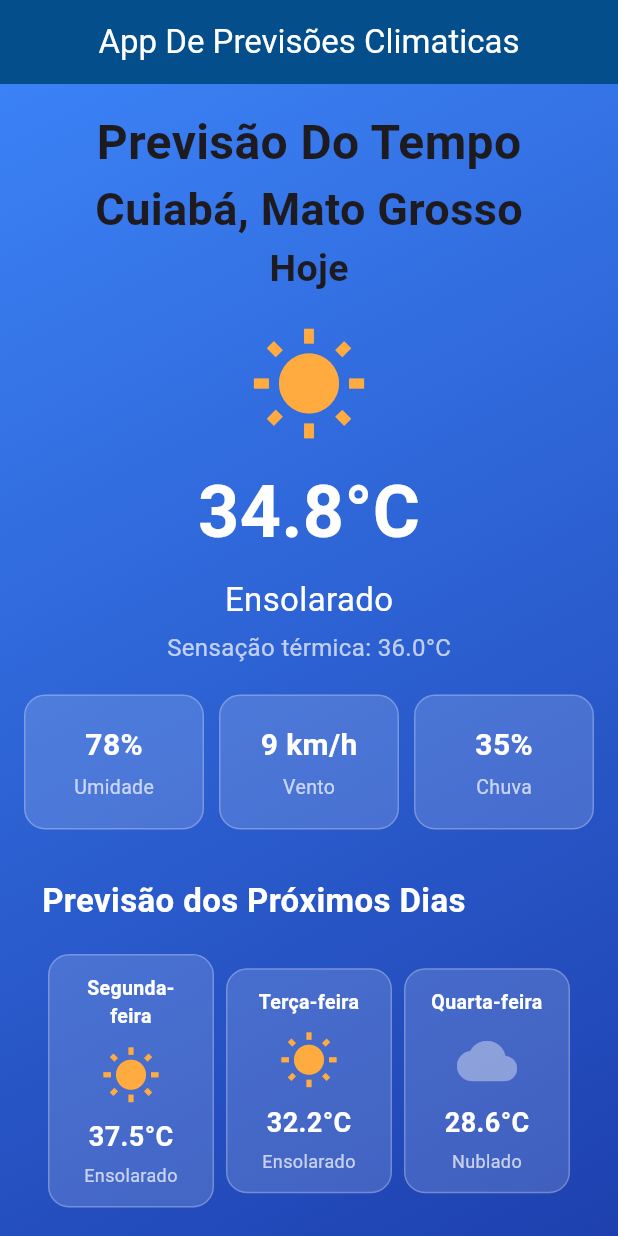
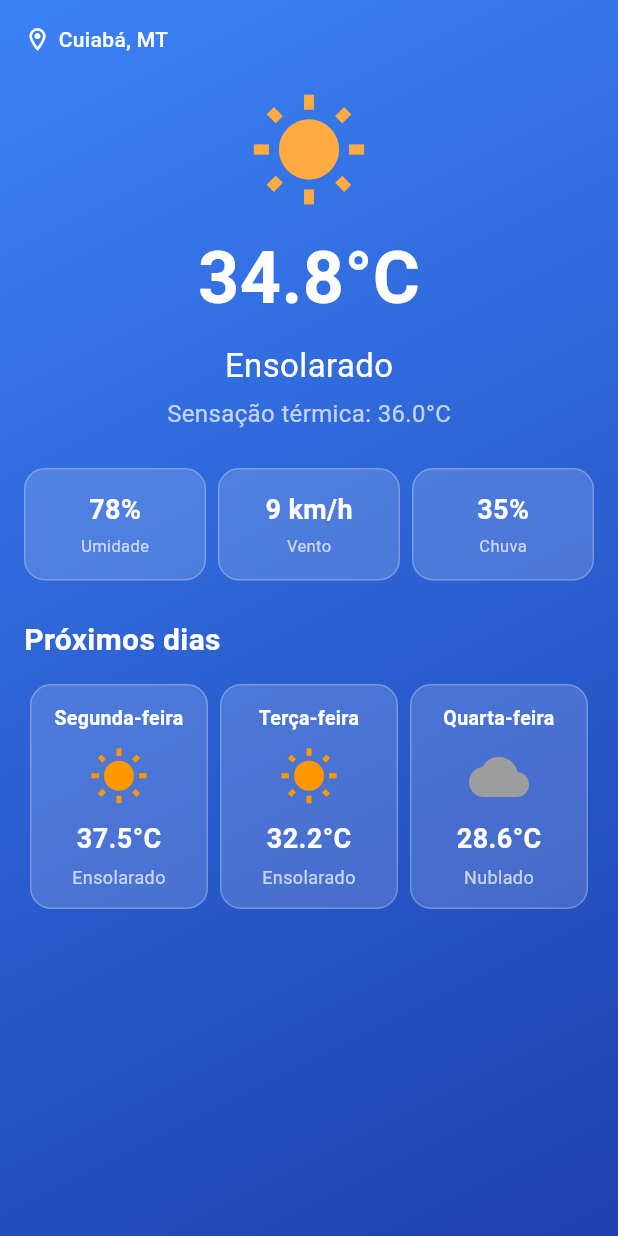
Before and after one commit to thalesmurilo60-creator/clima_app, a Flutter app: the screen it shows after launch, on a phone screen of 412 x 824 dp. Run offline on Flutter 3.47's test engine with Material 3 defaults, Android fonts, the phone set to English and light mode, and no system bars.

Commit message:
feat: melhora interface do aplicativo

```diff
--- a/lib/screens/home_screen.dart
+++ b/lib/screens/home_screen.dart
@@ -15,21 +15,21 @@ class HomeScreen extends StatelessWidget {
       temperatura: 37.5,
       condicao: "Ensolarado",
       icone: Icons.wb_sunny,
-      corIcone: Colors.orangeAccent,
+      corIcone: Colors.orange,
     ),
     Weather(
       dia: "Terça-feira",
       temperatura: 32.2,
       condicao: "Ensolarado",
       icone: Icons.wb_sunny,
-      corIcone: Colors.orangeAccent,
+      corIcone: Colors.orange,
     ),
     Weather(
       dia: "Quarta-feira",
       temperatura: 28.6,
       condicao: "Nublado",
       icone: Icons.cloud,
-      corIcone: Colors.white38,
+      corIcone: Colors.grey,
     ),
   ];
 
@@ -38,15 +38,15 @@ class HomeScreen extends StatelessWidget {
     temperatura: 34.8,
     condicao: "Ensolarado",
     icone: Icons.wb_sunny,
-    corIcone: Colors.orangeAccent,
+    corIcone: Colors.orange,
   );
 
   @override
   Widget build(BuildContext context) {
     return Scaffold(
-      appBar: AppBar(title: Text("App De Previsões Climaticas")),
-
       body: Container(
+        width: double.infinity,
+        height: double.infinity,
         decoration: const BoxDecoration(
           gradient: LinearGradient(
             begin: Alignment.topLeft,
@@ -54,71 +54,65 @@ class HomeScreen extends StatelessWidget {
             colors: [Color(0xFF3B82F6), Color(0xFF1E40AF)],
           ),
         ),
-
+        child: SafeArea(
           child: SingleChildScrollView(
             child: Padding(
               padding: const EdgeInsets.all(16),
-
               child: Column(
                 children: [
+                  // Cabeçalho
                   WeatherHeader(
                     titulo: "Previsão Do Tempo",
-                  cidade: "Cuiabá, Mato Grosso",
+                    cidade: "Cuiabá, MT",
                     hoje: "Hoje",
                   ),
 
-                const SizedBox(height: 20),
+                  const SizedBox(height: 25),
 
+                  // Clima atual
                   CurrentWeather(
                     temperatura: hoje.temperatura,
                     condicao: hoje.condicao,
-                  sensacaoTermica: 36,
+                    sensacaoTermica: 36.0,
                   ),
 
-                const SizedBox(height: 20),
+                  const SizedBox(height: 25),
 
-                // MÉTRICAS
+                  // Métricas
                   Row(
                     children: [
                       Expanded(
                         child: WeatherMetric(titulo: "Umidade", valor: "78%"),
                       ),
-
-                    const SizedBox(width: 10),
-
+                      const SizedBox(width: 8),
                       Expanded(
                         child: WeatherMetric(titulo: "Vento", valor: "9 km/h"),
                       ),
-
-                    const SizedBox(width: 10),
-
+                      const SizedBox(width: 8),
                       Expanded(
                         child: WeatherMetric(titulo: "Chuva", valor: "35%"),
                       ),
                     ],
                   ),
 
-                const SizedBox(height: 20),
+                  const SizedBox(height: 25),
 
-                // PREVISÃO DOS PRÓXIMOS DIAS
-                Padding(
-                  padding: const EdgeInsets.all(12),
-
-                  child: Column(
-                    crossAxisAlignment: CrossAxisAlignment.start,
-
-                    children: [
-                      const Text(
-                        "Previsão dos Próximos Dias",
+                  // Título da previsão
+                  const Align(
+                    alignment: Alignment.centerLeft,
+                    child: Text(
+                      "Próximos dias",
                       style: TextStyle(
-                          fontSize: 22,
+                        fontSize: 20,
                         fontWeight: FontWeight.bold,
                         color: Colors.white,
                       ),
                     ),
+                  ),
 
-                      const SizedBox(height: 20),
+                  const SizedBox(height: 15),
 
+                  // Previsão dos próximos dias
                   Row(
                     children: [
                       ...previsoes.map(
@@ -137,8 +131,6 @@ class HomeScreen extends StatelessWidget {
                 ],
               ),
             ),
-              ],
-            ),
           ),
         ),
       ),
--- a/lib/widgets/weather_header.dart
+++ b/lib/widgets/weather_header.dart
@@ -16,25 +16,32 @@ class WeatherHeader extends StatelessWidget {
   Widget build(BuildContext context) {
     return Column(
       children: [
-        Text(
-          titulo,
-          style: TextStyle(
-            fontSize: 32,
-            fontWeight: FontWeight.bold,
-          ), // fecha TextStyle
-        ), // fecha Text
+        Row(
+          mainAxisAlignment: MainAxisAlignment.spaceBetween,
+          children: [
+            // Lado esquerdo
+            Row(
+              children: [
+                const Icon(
+                  Icons.location_on_outlined,
+                  color: Colors.white,
+                  size: 18,
+                ),
 
-        Text(
-          cidade,
-          style: TextStyle(
-            fontSize: 30,
-            fontWeight: FontWeight.bold,
-          ), // fecha TextStyle
+                const SizedBox(width: 5),
+
+                Text(
+                  cidade,
+                  style: const TextStyle(
+                    color: Colors.white,
+                    fontSize: 14,
+                    fontWeight: FontWeight.w500,
+                  ),
+                ),
+              ],
+            ),
+          ],
         ),
-        Text(
-          hoje,
-          style: TextStyle(fontSize: 25, fontWeight: FontWeight.bold),
-        ), // fecha Text
       ],
     );
   }
--- a/lib/widgets/weather_metric.dart
+++ b/lib/widgets/weather_metric.dart
@@ -9,8 +9,8 @@ class WeatherMetric extends StatelessWidget {
   @override
   Widget build(BuildContext context) {
     return Container(
-      height: 90,
-      padding: const EdgeInsets.all(10),
+      height: 75,
+      padding: const EdgeInsets.symmetric(horizontal: 8, vertical: 6),
       decoration: BoxDecoration(
         color: Colors.white.withValues(alpha: 0.15),
         borderRadius: BorderRadius.circular(14),
@@ -22,17 +22,17 @@ class WeatherMetric extends StatelessWidget {
           Text(
             valor,
             style: const TextStyle(
-              fontSize: 20,
+              fontSize: 18,
               fontWeight: FontWeight.bold,
               color: Colors.white,
             ),
           ),
 
-          const SizedBox(height: 4),
+          const SizedBox(height: 3),
 
           Text(
             titulo,
-            style: const TextStyle(fontSize: 13, color: Colors.white70),
+            style: const TextStyle(fontSize: 11, color: Colors.white70),
           ),
         ],
       ),
```
Also changed, not shown: pubspec.lock, 1 other file. Lines whose indentation alone changed are shown as unchanged.
